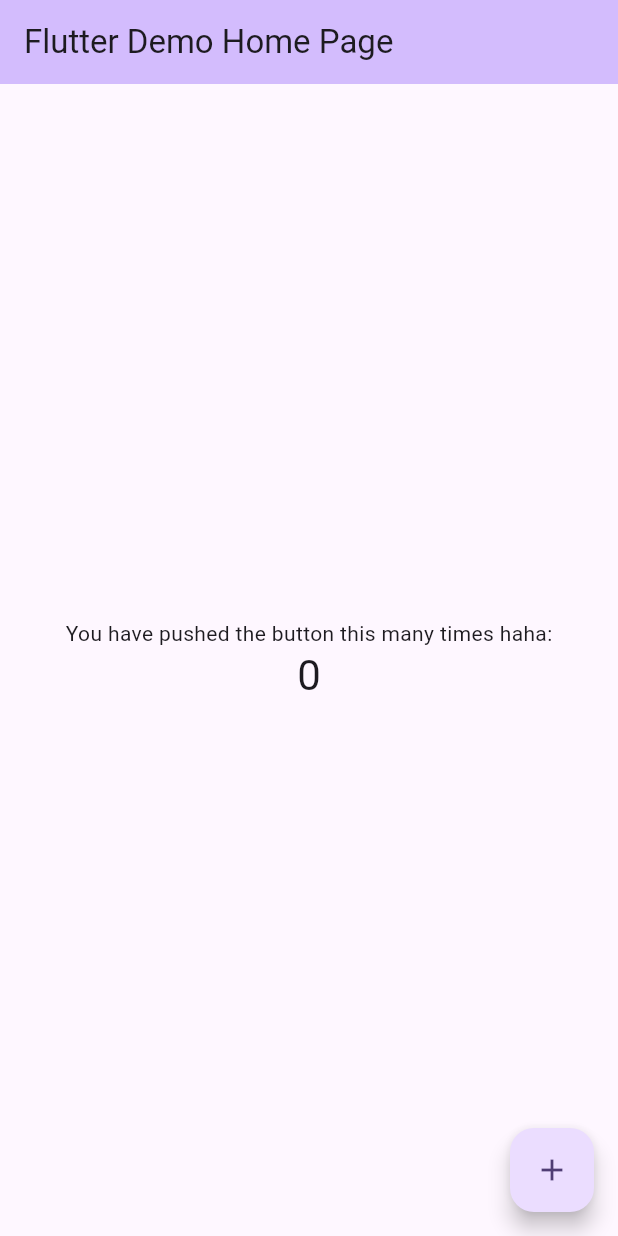
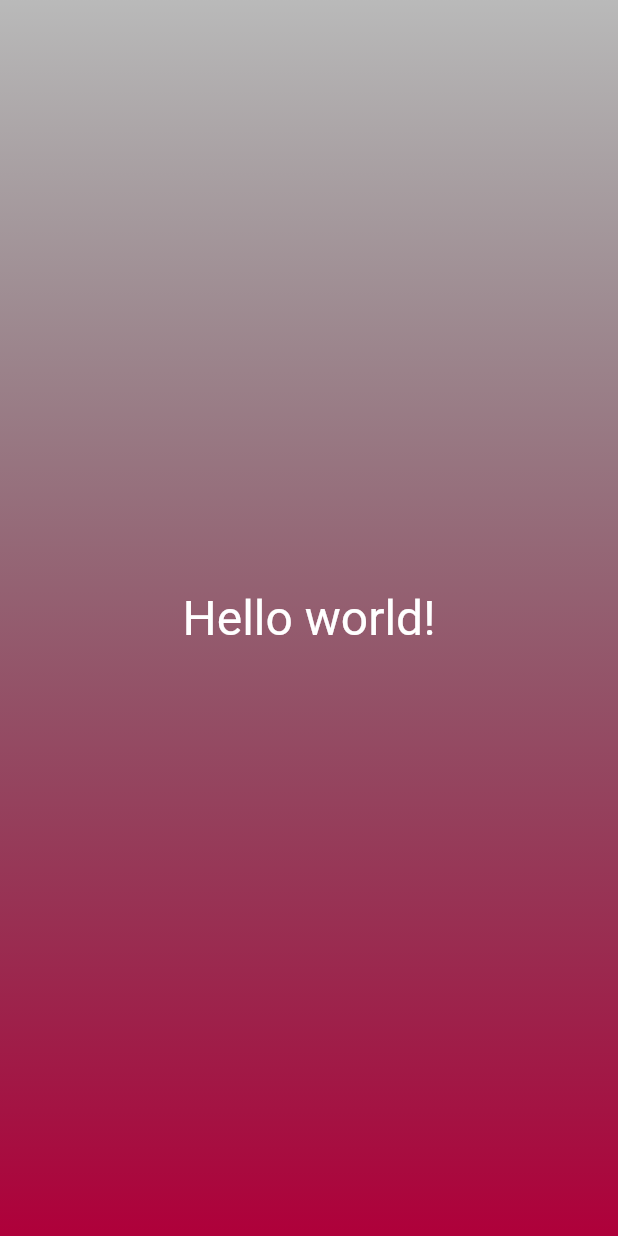
Before and after one commit to beamariano/flutter-example, a Flutter app: the screen it shows after launch, on a phone screen of 412 x 824 dp. Run offline on Flutter 3.47's test engine with Material 2 defaults, Android fonts, the phone set to English and light mode, and no system bars.

Commit message:
learn class

```diff
--- a/lib/main.dart
+++ b/lib/main.dart
@@ -1,125 +1,38 @@
 import 'package:flutter/material.dart';
 
 void main() {
-  runApp(const MyApp());
+  runApp(
+    const MaterialApp(
+      home: Scaffold(
+        body: GradientContainer(),
+      ),
+    ),
+  );
 }
 
-class MyApp extends StatelessWidget {
-  const MyApp({super.key});
+class GradientContainer extends StatelessWidget {
+  const GradientContainer({super.key});
 
-  // This widget is the root of your application.
   @override
-  Widget build(BuildContext context) {
-    return MaterialApp(
-      title: 'Flutter Demo',
-      theme: ThemeData(
-        // This is the theme of your application.
-        //
-        // TRY THIS: Try running your application with "flutter run". You'll see
-        // the application has a blue toolbar. Then, without quitting the app,
-        // try changing the seedColor in the colorScheme below to Colors.green
-        // and then invoke "hot reload" (save your changes or press the "hot
-        // reload" button in a Flutter-supported IDE, or press "r" if you used
-        // the command line to start the app).
-        //
-        // Notice that the counter didn't reset back to zero; the application
-        // state is not lost during the reload. To reset the state, use hot
-        // restart instead.
-        //
-        // This works for code too, not just values: Most code changes can be
-        // tested with just a hot reload.
-        colorScheme: ColorScheme.fromSeed(seedColor: Colors.deepPurple),
-        useMaterial3: true,
+  Widget build(context) {
+    return Container(
+      decoration: const BoxDecoration(
+        gradient: LinearGradient(
+          colors: [
+            Color.fromARGB(255, 175, 0, 58),
+            Colors.black26,
+          ],
+          begin: Alignment.bottomCenter,
+          end: Alignment.topCenter,
+        ),
       ),
-      home: const MyHomePage(title: 'Flutter Demo Home Page'),
+      child: Center(
+        child: Text('Hello world!',
+            style: TextStyle(
+              color: Colors.white,
+              fontSize: 32,
+            )),
+      ),
     );
   }
 }
-
-class MyHomePage extends StatefulWidget {
-  const MyHomePage({super.key, required this.title});
-
-  // This widget is the home page of your application. It is stateful, meaning
-  // that it has a State object (defined below) that contains fields that affect
-  // how it looks.
-
-  // This class is the configuration for the state. It holds the values (in this
-  // case the title) provided by the parent (in this case the App widget) and
-  // used by the build method of the State. Fields in a Widget subclass are
-  // always marked "final".
-
-  final String title;
-
-  @override
-  State<MyHomePage> createState() => _MyHomePageState();
-}
-
-class _MyHomePageState extends State<MyHomePage> {
-  int _counter = 0;
-
-  void _incrementCounter() {
-    setState(() {
-      // This call to setState tells the Flutter framework that something has
-      // changed in this State, which causes it to rerun the build method below
-      // so that the display can reflect the updated values. If we changed
-      // _counter without calling setState(), then the build method would not be
-      // called again, and so nothing would appear to happen.
-      _counter++;
-    });
-  }
-
-  @override
-  Widget build(BuildContext context) {
-    // This method is rerun every time setState is called, for instance as done
-    // by the _incrementCounter method above.
-    //
-    // The Flutter framework has been optimized to make rerunning build methods
-    // fast, so that you can just rebuild anything that needs updating rather
-    // than having to individually change instances of widgets.
-    return Scaffold(
-      appBar: AppBar(
-        // TRY THIS: Try changing the color here to a specific color (to
-        // Colors.amber, perhaps?) and trigger a hot reload to see the AppBar
-        // change color while the other colors stay the same.
-        backgroundColor: Theme.of(context).colorScheme.inversePrimary,
-        // Here we take the value from the MyHomePage object that was created by
-        // the App.build method, and use it to set our appbar title.
-        title: Text(widget.title),
-      ),
-      body: Center(
-        // Center is a layout widget. It takes a single child and positions it
-        // in the middle of the parent.
-        child: Column(
-          // Column is also a layout widget. It takes a list of children and
-          // arranges them vertically. By default, it sizes itself to fit its
-          // children horizontally, and tries to be as tall as its parent.
-          //
-          // Column has various properties to control how it sizes itself and
-          // how it positions its children. Here we use mainAxisAlignment to
-          // center the children vertically; the main axis here is the vertical
-          // axis because Columns are vertical (the cross axis would be
-          // horizontal).
-          //
-          // TRY THIS: Invoke "debug painting" (choose the "Toggle Debug Paint"
-          // action in the IDE, or press "p" in the console), to see the
-          // wireframe for each widget.
-          mainAxisAlignment: MainAxisAlignment.center,
-          children: <Widget>[
-            const Text(
-              'You have pushed the button this many times haha:',
-            ),
-            Text(
-              '$_counter',
-              style: Theme.of(context).textTheme.headlineMedium,
-            ),
-          ],
-        ),
-      ),
-      floatingActionButton: FloatingActionButton(
-        onPressed: _incrementCounter,
-        tooltip: 'Increment',
-        child: const Icon(Icons.add),
-      ), // This trailing comma makes auto-formatting nicer for build methods.
-    );
-  }
-}
```
Also changed, not shown: 1 other file.
